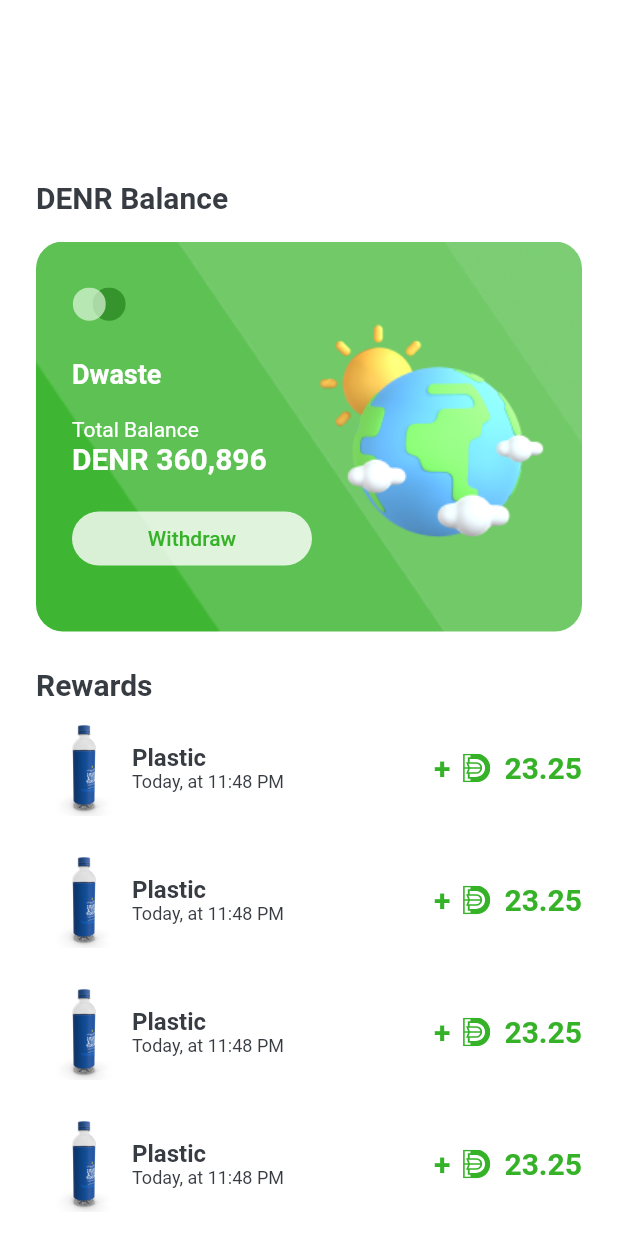
After one commit to Rooloo-Innovations/DWaste-App, a Flutter app: the ProfileScreen screen opened directly, after a tap on "Withdraw", on a phone screen of 412 x 824 dp. The commit adds this screen. Run offline on Flutter 3.47's test engine with Material 2 defaults, Android fonts, the phone set to English and light mode, and no system bars; our stand-ins replace animated_splash_screen, camera, flutter_onboarding_slider, flutter_svg, graphql_flutter, shared_preferences; accounts and stored records are empty; network calls fail.

Commit message:
Transactions page

```diff
--- /dev/null
+++ b/lib/components/balance_container.dart
@@ -0,0 +1,94 @@
+import 'package:dwaste/models/app_colors.dart';
+import 'package:flutter/material.dart';
+import 'package:flutter_svg/flutter_svg.dart';
+
+class BalanceContainer extends StatelessWidget {
+  const BalanceContainer({
+    super.key,
+  });
+
+  @override
+  Widget build(BuildContext context) {
+    return SizedBox(
+      width: double.infinity,
+      height: 260,
+      child: Container(
+        padding: const EdgeInsets.all(24),
+        decoration: BoxDecoration(
+          image: const DecorationImage(
+            image: AssetImage("assets/images/balance_background.png"),
+            fit: BoxFit.cover,
+          ),
+          borderRadius: BorderRadius.circular(18.0),
+        ),
+        child: Center(
+          child: Row(
+            mainAxisAlignment: MainAxisAlignment.spaceBetween,
+            children: [
+              Column(
+                crossAxisAlignment: CrossAxisAlignment.start,
+                children: [
+                  SvgPicture.asset(
+                    'assets/images/bank_logo.svg',
+                    width: 36,
+                    height: 36,
+                  ),
+                  const SizedBox(
+                    height: 18,
+                  ),
+                  const Text(
+                    "Dwaste",
+                    style: TextStyle(
+                        fontSize: 18,
+                        fontWeight: FontWeight.w700,
+                        color: AppColors.white),
+                  ),
+                  const SizedBox(
+                    height: 18,
+                  ),
+                  const Text(
+                    "Total Balance",
+                    style: TextStyle(
+                        fontSize: 14,
+                        fontWeight: FontWeight.w400,
+                        color: AppColors.white),
+                  ),
+                  const Text(
+                    "DENR 360,896",
+                    style: TextStyle(
+                        fontSize: 20,
+                        fontWeight: FontWeight.w700,
+                        color: AppColors.white),
+                  ),
+                  const SizedBox(
+                    height: 18,
+                  ),
+                  SizedBox(
+                    width: 160,
+                    child: TextButton(
+                      onPressed: () {},
+                      style: ButtonStyle(
+                        backgroundColor: MaterialStateProperty.all(
+                            AppColors.white.withOpacity(0.8)),
+                        foregroundColor:
+                            MaterialStateProperty.all(AppColors.green),
+                        shape:
+                            MaterialStateProperty.all<RoundedRectangleBorder>(
+                          RoundedRectangleBorder(
+                            borderRadius: BorderRadius.circular(18.0),
+                          ),
+                        ),
+                      ),
+                      child: const Text("Withdraw"),
+                    ),
+                  )
+                ],
+              ),
+              Image.asset('assets/images/balance_earth.png'),
+            ],
+          ),
+        ),
+      ),
+    );
+  }
+}
--- /dev/null
+++ b/lib/components/reward_material.dart
@@ -0,0 +1,83 @@
+import 'package:dwaste/models/app_colors.dart';
+import 'package:flutter/material.dart';
+import 'package:flutter_svg/flutter_svg.dart';
+
+class RewardMaterial extends StatelessWidget {
+  const RewardMaterial({
+    super.key,
+  });
+
+  @override
+  Widget build(BuildContext context) {
+    return Container(
+      margin: EdgeInsets.symmetric(vertical: 12),
+      child: Row(
+        mainAxisAlignment: MainAxisAlignment.spaceBetween,
+        children: [
+          Row(
+            children: [
+              SizedBox(
+                width: 64,
+                height: 64,
+                child: Image.asset(
+                  'assets/images/plastic_bottle_1.png',
+                  fit: BoxFit.fill,
+                ),
+              ),
+              const Column(
+                crossAxisAlignment: CrossAxisAlignment.start,
+                children: [
+                  Text(
+                    "Plastic",
+                    style: TextStyle(
+                        fontSize: 16,
+                        fontWeight: FontWeight.w700,
+                        color: AppColors.black),
+                  ),
+                  Text(
+                    "Today, at 11:48 PM",
+                    style: TextStyle(
+                        fontSize: 12,
+                        fontWeight: FontWeight.w400,
+                        color: AppColors.black),
+                  ),
+                ],
+              ),
+            ],
+          ),
+          Row(
+            children: [
+              const Text(
+                "+",
+                style: TextStyle(
+                    fontSize: 20,
+                    fontWeight: FontWeight.w700,
+                    color: AppColors.green),
+              ),
+              const SizedBox(
+                width: 8,
+              ),
+              SvgPicture.asset(
+                'assets/images/icons/DIcon.svg',
+                width: 20,
+                height: 20,
+                colorFilter:
+                    const ColorFilter.mode(AppColors.green, BlendMode.srcIn),
+              ),
+              const SizedBox(
+                width: 8,
+              ),
+              const Text(
+                "23.25",
+                style: TextStyle(
+                    fontSize: 20,
+                    fontWeight: FontWeight.w700,
+                    color: AppColors.green),
+              ),
+            ],
+          )
+        ],
+      ),
+    );
+  }
+}
--- /dev/null
+++ b/lib/components/transaction_material.dart
@@ -0,0 +1,92 @@
+import 'package:dwaste/models/app_colors.dart';
+import 'package:flutter/material.dart';
+import 'package:flutter_svg/flutter_svg.dart';
+
+class TransactionMaterial extends StatelessWidget {
+  const TransactionMaterial({Key? key}) : super(key: key);
+
+  @override
+  Widget build(BuildContext context) {
+    return Container(
+      margin: EdgeInsets.symmetric(vertical: 12),
+      child: Row(
+        mainAxisAlignment: MainAxisAlignment.spaceBetween,
+        children: [
+          Row(
+            children: [
+              Container(
+                margin: EdgeInsets.only(right: 12),
+                child: SizedBox(
+                  height: 58,
+                  width: 58,
+                  child: ClipRRect(
+                    borderRadius: BorderRadius.circular(100),
+                    child: Container(
+                      decoration: const BoxDecoration(
+                        color: AppColors.backgroundColor,
+                      ),
+                      child: Image.asset(
+                        "assets/images/headphones .png",
+                        fit: BoxFit.cover,
+                      ),
+                    ),
+                  ),
+                ),
+              ),
+              const Column(
+                crossAxisAlignment: CrossAxisAlignment.start,
+                children: [
+                  Text(
+                    "Plastic",
+                    style: TextStyle(
+                        fontSize: 16,
+                        fontWeight: FontWeight.w700,
+                        color: AppColors.black),
+                  ),
+                  Text(
+                    "Today, at 11:48 PM",
+                    style: TextStyle(
+                        fontSize: 12,
+                        fontWeight: FontWeight.w400,
+                        color: AppColors.black),
+                  ),
+                ],
+              ),
+            ],
+          ),
+          Row(
+            children: [
+              const Text(
+                "-",
+                style: TextStyle(
+                    fontSize: 20,
+                    fontWeight: FontWeight.w700,
+                    color: AppColors.red),
+              ),
+              const SizedBox(
+                width: 8,
+              ),
+              SvgPicture.asset(
+                'assets/images/icons/DIcon.svg',
+                width: 20,
+                height: 20,
+                colorFilter:
+                    const ColorFilter.mode(AppColors.red, BlendMode.srcIn),
+              ),
+              const SizedBox(
+                width: 8,
+              ),
+              const Text(
+                "23.25",
+                style: TextStyle(
+                    fontSize: 20,
+                    fontWeight: FontWeight.w700,
+                    color: AppColors.red),
+              ),
+            ],
+          )
+        ],
+      ),
+    );
+  }
+}
--- a/lib/main.dart
+++ b/lib/main.dart
@@ -54,7 +54,7 @@ class _MyHomePageState extends State<MyHomePage> {
         ),
         primaryColor: AppColors.yellow,
       ),
-      initialRoute: '/',
+      initialRoute: '/home',
       routes: {
         '/': (context) => StartupScreen(),
         '/login': (context) => LoginScreen(),
--- /dev/null
+++ b/lib/screens/profile_screen.dart
@@ -0,0 +1,69 @@
+import 'package:dwaste/components/balance_container.dart';
+import 'package:dwaste/components/reward_material.dart';
+import 'package:dwaste/components/transaction_material.dart';
+import 'package:dwaste/models/app_colors.dart';
+import 'package:flutter/material.dart';
+
+class ProfileScreen extends StatefulWidget {
+  const ProfileScreen({Key? key}) : super(key: key);
+
+  @override
+  State<ProfileScreen> createState() => _ProfileScreenState();
+}
+
+class _ProfileScreenState extends State<ProfileScreen> {
+  @override
+  Widget build(BuildContext context) {
+    return Scaffold(
+      extendBodyBehindAppBar: true,
+      backgroundColor: AppColors.white,
+      body: ListView(
+        padding: const EdgeInsets.symmetric(horizontal: 24, vertical: 0),
+        children: const [
+          SizedBox(
+            height: 120,
+          ),
+          Text(
+            "DENR Balance",
+            style: TextStyle(
+                fontSize: 20,
+                fontWeight: FontWeight.w700,
+                color: AppColors.black),
+          ),
+          SizedBox(
+            height: 18,
+          ),
+          BalanceContainer(),
+          SizedBox(
+            height: 24,
+          ),
+          Text(
+            "Rewards",
+            style: TextStyle(
+                fontSize: 20,
+                fontWeight: FontWeight.w700,
+                color: AppColors.black),
+          ),
+          RewardMaterial(),
+          RewardMaterial(),
+          RewardMaterial(),
+          RewardMaterial(),
+          RewardMaterial(),
+          SizedBox(
+            height: 24,
+          ),
+          Text(
+            "Transactions",
+            style: TextStyle(
+                fontSize: 20,
+                fontWeight: FontWeight.w700,
+                color: AppColors.black),
+          ),
+          TransactionMaterial(),
+          TransactionMaterial(),
+          TransactionMaterial(),
+        ],
+      ),
+    );
+  }
+}
```
Also changed, not shown: lib/screens/categories_screen.dart (added, +105 -0 lines), lib/screens/dashboard.dart (+2 -10 lines), lib/screens/home_screen.dart (+30 -12 lines), assets/images/balance_background.png (added), assets/images/balance_earth.png (added), assets/images/bank_logo.svg (added), assets/images/headphones.png (added), pubspec.lock.
